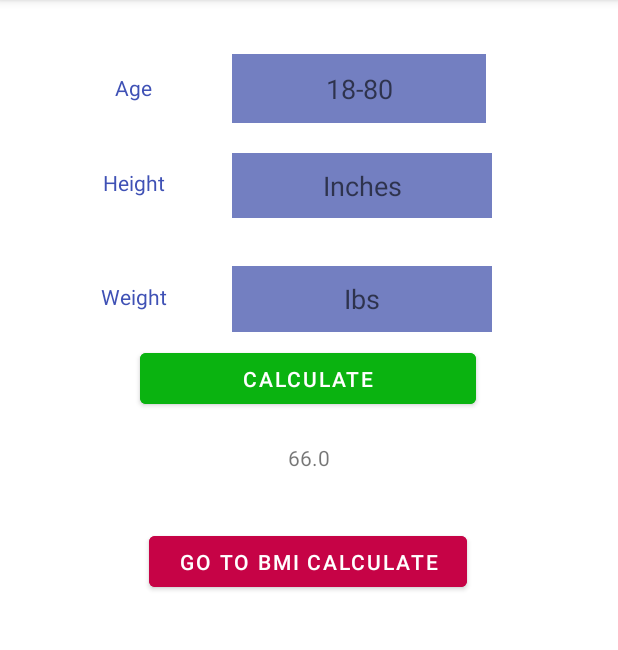
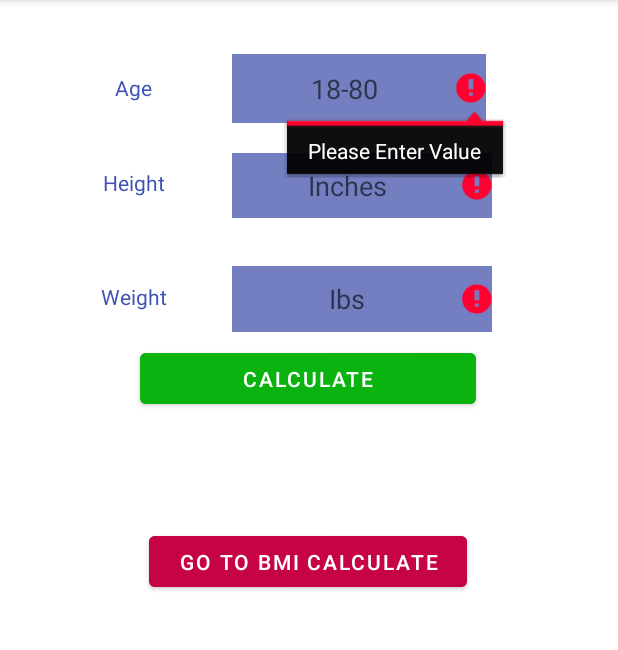
Before and after one commit to FatemaFouzia/CaloriesCalculator, an Android app: the screen it shows after launch (MainActivity), after a tap on "CALCULATE", on a phone screen of 412 x 824 dp, the part 84-734 px from its top. Run offline under Robolectric (Android 15) with nearby library versions, the phone set to English and light mode, and no system bars.

Commit message:
error checking

```diff
--- a/app/src/main/java/com/fouzia/caloriescalculator/MainActivity.java
+++ b/app/src/main/java/com/fouzia/caloriescalculator/MainActivity.java
@@ -34,14 +34,24 @@ public class MainActivity extends AppCompatActivity {
         c1.setOnClickListener(new View.OnClickListener() {
             @Override
             public void onClick(View view) {
-                double number1 = Double.parseDouble(n1.getText().toString());
-                double number2 = Double.parseDouble(n2.getText().toString());
-                double number3 = Double.parseDouble(n3.getText().toString());
+                if(n1.getText().toString().isEmpty()||n2.getText().toString().isEmpty()||n3.getText().toString().isEmpty())
+                {
+                    n1.setError("Please Enter Value");
+                    n2.setError("Please Enter Value");
+                    n3.setError("Please Enter Value");
 
-                double ans = calculate(number1, number2, number3);
-                r1.setText(String.valueOf(ans));
+                }
+                else{
+
+                    double number1 = Double.parseDouble(n1.getText().toString());
+                    double number2 = Double.parseDouble(n2.getText().toString());
+                    double number3 = Double.parseDouble(n3.getText().toString());
+
+                    double ans = calculate(number1, number2, number3);
+                    r1.setText(String.valueOf(ans));
 //                Intent intent=new Intent(MainActivity.this,SecondActivity.class);
 //                startActivity(intent);
+                }
 
             }
         });
```
